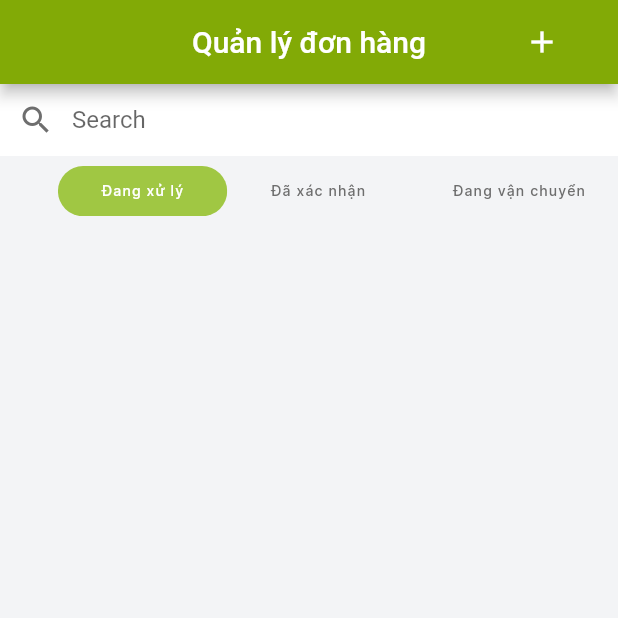
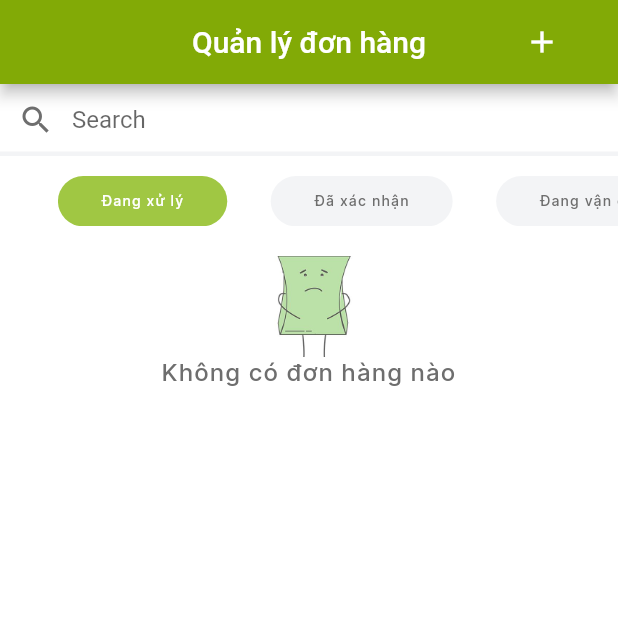
Before and after one commit to vy-lett-otsv/Sahami_App, a Flutter app: the OrderView screen opened directly, on a phone screen of 412 x 824 dp, the top half of it. Run offline on Flutter 3.47's test engine with Material 2 defaults, Android fonts, the phone set to English and light mode, and no system bars; our stand-ins replace another_flushbar, awesome_notifications, cloud_firestore, dots_indicator, firebase_auth, firebase_core and 9 more; missing offline and left inert: awesome_notifications_fcm; accounts and stored records are empty.

Commit message:
fixing ui order detail view

```diff
--- a/lib/views/constants/ui_strings.dart
+++ b/lib/views/constants/ui_strings.dart
@@ -146,13 +146,15 @@ class UIStrings {
   static const String note = "Ghi chú";
   static const String hintNote = "Vui lòng để lại ghi chú ...";
   static const String inputAddressNew = "Nhập địa chỉ giao hàng mới";
-  static const String createOrderSuccess = "Tạo đơn hành thành công";
+  static const String createOrderSuccess = "Tạo đơn hàng thành công";
+  static const String confirmOrderSuccess = "Xác nhận đơn hành thành công";
   static const String inputAddress = "Vui lòng nhập địa chỉ giao hàng";
 
 
   //order
  static const String myOrder = "Đơn hàng";
  static const String myOrderEmpty = "Hiện tại bạn không có đơn hàng nào";
+  static const String myOrderEmptyAdmin = "Không có đơn hàng nào";
  static const String myOrderFinishEmpty = "Chà, không tìm thấy đơn hàng phù hợp rồi. Bạn vui lòng kiểm tra và thử lại nhé";
  static const String rate = "Đánh giá";
  static const String orderListEmpty = "Quên chưa đặt món rồi nè bạn ơi?";
@@ -173,8 +175,8 @@ class UIStrings {
   static const String setAddress = "Bạn có muốn set đia chỉ này thành địa chỉ mặc định không?";
 
   //detail order
-  static const String cancelOrderButton = "Hủy đơn hàng";
-  static const String confirmOrder = "Xác nhận đơn hàng";
+  static const String cancelOrderButton = "Hủy";
+  static const String confirmOrder = "Xác nhận";
   static const String notNotice = "Không có ghi chú";
   static const String nameUser = "Tên khách hàng";
   static const String totalAmount = "Tổng thanh toán";
--- a/lib/views/screens/home/admin/order_view.dart
+++ b/lib/views/screens/home/admin/order_view.dart
@@ -1,6 +1,7 @@
 import 'package:flutter/material.dart';
 import 'package:flutter_slidable/flutter_slidable.dart';
 import 'package:get/get_rx/src/rx_typedefs/rx_typedefs.dart';
+import 'package:intl/intl.dart';
 import 'package:provider/provider.dart';
 import 'package:sahami_app/enums/enum.dart';
 import 'package:sahami_app/services/navigation_service.dart';
@@ -10,6 +11,7 @@ import 'package:sahami_app/views/widget/ui_text.dart';
 import '../../../../data/data_local.dart';
 import '../../../../data/remote/entity/order_entity.dart';
 import '../../../../utils/constants.dart';
+import '../../../assets/asset_icons.dart';
 import '../../../constants/dimens_manager.dart';
 import '../../../constants/ui_color.dart';
 import '../../../constants/ui_strings.dart';
@@ -26,8 +28,6 @@ class _OrderViewState extends State<OrderView>
     with SingleTickerProviderStateMixin {
   final OrderViewModel _orderViewModel = OrderViewModel();
 
-
-
   @override
   void initState() {
     _orderViewModel.fetchOrderStatus();
@@ -41,7 +41,7 @@ class _OrderViewState extends State<OrderView>
       child: Consumer<OrderViewModel>(
         builder: (_, viewModel, __) {
           return Scaffold(
-            backgroundColor: UIColors.background,
+            backgroundColor: UIColors.white,
             appBar: AppBar(
               title: const Text(UIStrings.manageOrder),
               backgroundColor: UIColors.primary,
@@ -56,7 +56,7 @@ class _OrderViewState extends State<OrderView>
               children: [
                 _buildSearch(context),
                 SizedBox(
-                  height: DimensManager.dimens.setHeight(10),
+                  height: DimensManager.dimens.setHeight(20),
                 ),
                 Container(
                   height: DimensManager.dimens.setHeight(50),
@@ -99,6 +99,9 @@ class _OrderViewState extends State<OrderView>
             duration: const Duration(milliseconds: 300), curve: Curves.easeIn);
       },
       child: Container(
+        margin: EdgeInsets.only(
+          right: DimensManager.dimens.setWidth(15),
+        ),
         padding: EdgeInsets.symmetric(
           horizontal: DimensManager.dimens.setWidth(15),
         ),
@@ -128,6 +131,10 @@ class _OrderViewState extends State<OrderView>
           border: InputBorder.none,
           floatingLabelBehavior: FloatingLabelBehavior.never,
           contentPadding: EdgeInsets.zero,
+          enabledBorder: UnderlineInputBorder(
+            borderSide: BorderSide(
+                width: 3, color: UIColors.background),
+          ),
         ),
       ),
     );
@@ -135,7 +142,26 @@ class _OrderViewState extends State<OrderView>
 
   Widget _buildListOrder(List<OrderEntity> list) {
     final formatter = intl.NumberFormat.decimalPattern();
-    return ListView.builder(
+    return list.isEmpty
+        ? Container(
+            alignment: Alignment.center,
+            padding: EdgeInsets.only(top: DimensManager.dimens.setHeight(30)),
+            child: Column(
+              children: [
+                Image.asset(
+                  AssetIcons.iconOrderEmpty,
+                  width: DimensManager.dimens.setWidth(100),
+                  height: DimensManager.dimens.setHeight(100),
+                  fit: BoxFit.cover,
+                ),
+                const UIText(
+                  UIStrings.myOrderEmptyAdmin,
+                  textAlign: TextAlign.center,
+                )
+              ],
+            ),
+          )
+        : ListView.builder(
             scrollDirection: Axis.vertical,
             shrinkWrap: true,
             itemCount: list.length,
@@ -160,6 +186,7 @@ class _OrderViewState extends State<OrderView>
                       arguments: {
                         Constants.ENTITY: list.elementAt(index),
                       },
+                      status: UIStrings.pending
                     );
                   },
                   child: Container(
@@ -171,9 +198,9 @@ class _OrderViewState extends State<OrderView>
                       horizontal: DimensManager.dimens.setWidth(20),
                     ),
                     decoration: BoxDecoration(
-                    borderRadius:
-                        BorderRadius.circular(DimensManager.dimens.setSp(20)),
-                    color: UIColors.white),
+                        borderRadius: BorderRadius.circular(
+                            DimensManager.dimens.setSp(20)),
+                        color: UIColors.primaryBackground),
                     child: Column(
                       crossAxisAlignment: CrossAxisAlignment.start,
                       children: [
@@ -190,18 +217,7 @@ class _OrderViewState extends State<OrderView>
                           ],
                         ),
                         SizedBox(height: DimensManager.dimens.setHeight(10)),
-                    Container(
-                        decoration: BoxDecoration(
-                            borderRadius: BorderRadius.circular(
-                                DimensManager.dimens.setSp(10)),
-                            border:
-                                Border.all(width: 1, color: UIColors.primary)),
-                        padding: EdgeInsets.symmetric(
-                            horizontal: DimensManager.dimens.setWidth(10),
-                            vertical: DimensManager.dimens.setHeight(5)),
-                        child: UIText(list[index].orderStatus,
-                            color: UIColors.primary,
-                            size: DimensManager.dimens.setSp(14))),
+                        UIText(DateFormat('hh:mm a dd/MM/yyy').format(list[index].createAt!.toDate()),),
                         Align(
                             alignment: Alignment.bottomRight,
                             child: UIText(
```
Also changed, not shown: lib/services/navigation_service.dart (+16 -8 lines), lib/viewmodel/order_view_model.dart (+33 -4 lines), lib/views/screens/home/admin/order_detail_view.dart (+12 -27 lines), lib/views/widget/ui_button_order.dart (added, +35 -0 lines). Lines whose indentation alone changed are shown as unchanged.
